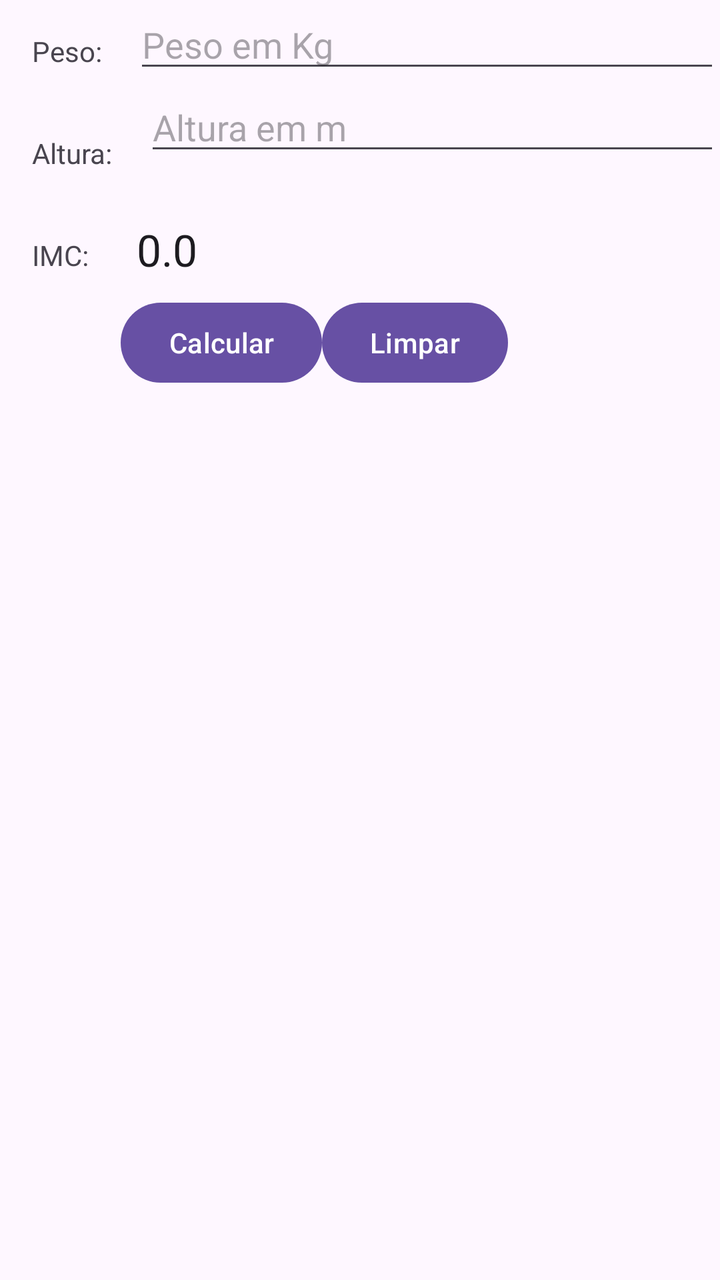
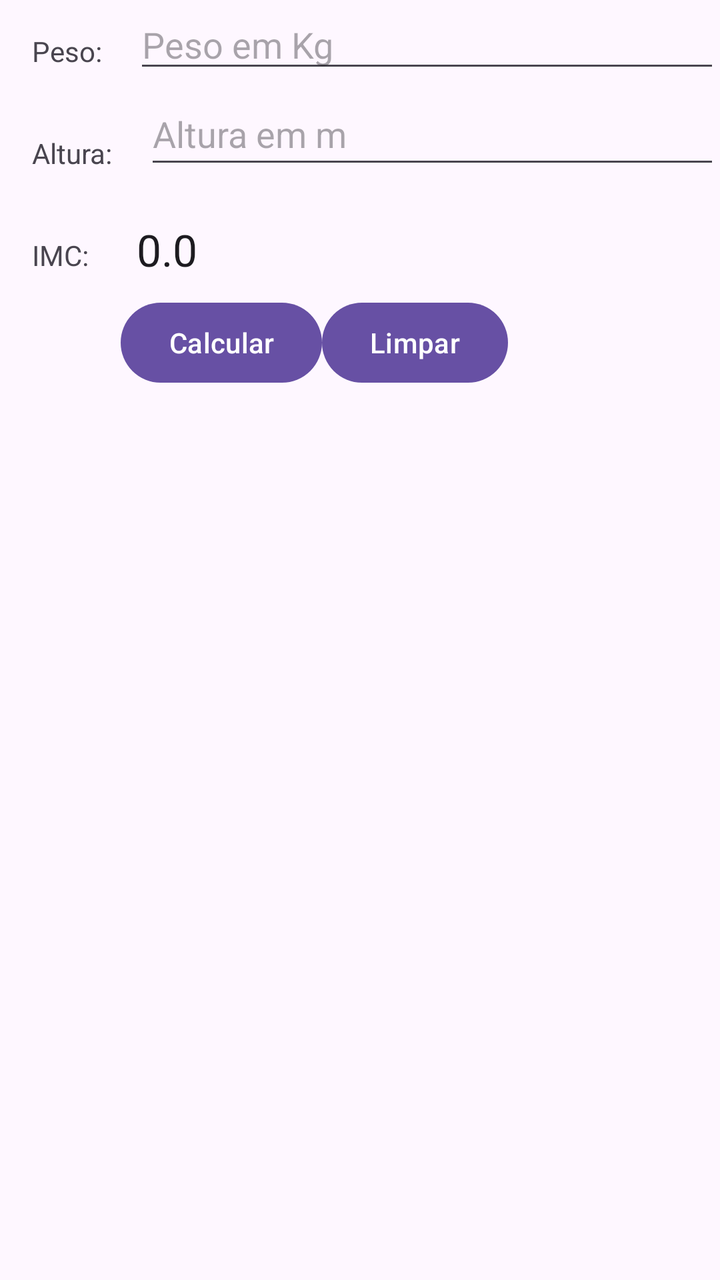

Two renders of the same Android screen: before a commit and after it. Below are the layout's source before the change and the commit's diff.
<!-- AndroidManifest.xml: application theme Theme.CalculaIMC -->
<!-- res/layout/activity_main.xml -->
<?xml version="1.0" encoding="utf-8"?>
<androidx.constraintlayout.widget.ConstraintLayout xmlns:android="http://schemas.android.com/apk/res/android"
    xmlns:app="http://schemas.android.com/apk/res-auto"
    xmlns:tools="http://schemas.android.com/tools"
    android:id="@+id/main"
    android:layout_width="match_parent"
    android:layout_height="match_parent"
    tools:context=".MainActivity">

    <TextView
        android:id="@+id/tvPeso"
        android:layout_width="wrap_content"
        android:layout_height="wrap_content"
        android:padding="16dp"
        app:layout_constraintStart_toStartOf="parent"
        app:layout_constraintTop_toTopOf="parent"
        android:text="Peso:" />


    <EditText
        android:id="@+id/etPeso"
        android:layout_width="0dp"
        android:layout_height="wrap_content"
        android:hint="Peso em Kg"
        android:inputType="numberDecimal"
        app:layout_constraintStart_toEndOf="@id/tvPeso"
        app:layout_constraintTop_toTopOf="parent"
        app:layout_constraintEnd_toEndOf="parent" />

    <TextView
        android:id="@+id/tvAltura"
        android:layout_width="wrap_content"
        android:layout_height="wrap_content"
        android:text="Altura:"
        android:padding="16dp"
        app:layout_constraintStart_toStartOf="@id/tvPeso"
        app:layout_constraintTop_toBottomOf="@id/tvPeso"
        />

    <EditText
        android:id="@+id/etAltura"
        android:layout_width="0dp"
        android:layout_height="wrap_content"
        android:hint="Altura em m"
        android:inputType="numberDecimal"
        app:layout_constraintStart_toEndOf="@id/tvAltura"
        app:layout_constraintTop_toBottomOf="@id/etPeso"
        app:layout_constraintEnd_toEndOf="parent" />


    <TextView
        android:id="@+id/tvIMC"
        android:layout_width="wrap_content"
        android:layout_height="wrap_content"
        android:text="IMC:"
        android:padding="16dp"
        app:layout_constraintStart_toStartOf="@id/tvAltura"
        app:layout_constraintTop_toBottomOf="@id/tvAltura"
        />

    <TextView
        android:id="@+id/tvResultado"
        android:layout_width="wrap_content"
        android:layout_height="wrap_content"
        android:padding="8dp"
        android:text="0.0"
        android:textAppearance="@android:style/TextAppearance.Large"
        app:layout_constraintStart_toEndOf="@id/tvIMC"
        app:layout_constraintTop_toTopOf="@id/tvIMC"
        />


    <Button
        android:id="@+id/btCalcular"
        android:layout_width="wrap_content"
        android:layout_height="wrap_content"
        android:text="Calcular"
        app:layout_constraintStart_toStartOf="@id/tvResultado"
        app:layout_constraintTop_toBottomOf="@id/tvResultado" />


    <Button
        android:id="@+id/btLimpar"
        android:layout_width="wrap_content"
        android:layout_height="wrap_content"
        android:text="Limpar"
        app:layout_constraintStart_toEndOf="@id/btCalcular"
        app:layout_constraintTop_toTopOf="@id/btCalcular"

        />

</androidx.constraintlayout.widget.ConstraintLayout>
<!-- resources referenced by this layout -->
<resources>
  <style name="Theme.CalculaIMC" parent="Base.Theme.CalculaIMC" />
  <style name="Base.Theme.CalculaIMC" parent="Theme.Material3.DayNight.NoActionBar">
          
          
      </style>
</resources>

<!-- the commit's change to res/layout/activity_main.xml (unified diff, before → after) -->
@@ -43,9 +43,10 @@
         android:layout_height="wrap_content"
         android:hint="Altura em m"
         android:inputType="numberDecimal"
+        android:minHeight="48dp"
+        app:layout_constraintEnd_toEndOf="parent"
         app:layout_constraintStart_toEndOf="@id/tvAltura"
-        app:layout_constraintTop_toBottomOf="@id/etPeso"
-        app:layout_constraintEnd_toEndOf="parent" />
+        app:layout_constraintTop_toBottomOf="@id/etPeso" />
 
 
     <TextView
